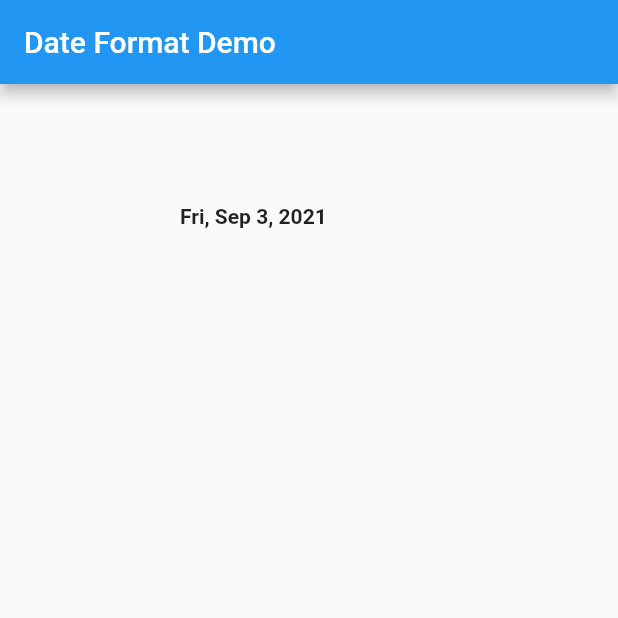
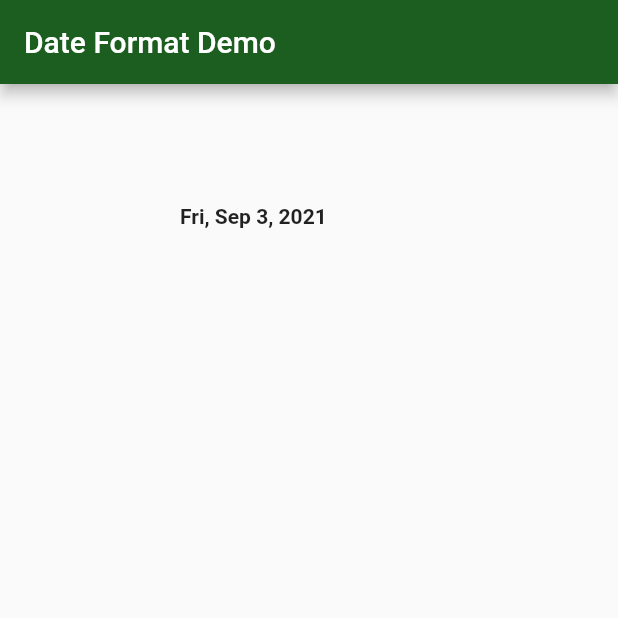
Before and after one commit to thisisbillall/Date_format_Flutter-GeeksforGeeks, a Flutter app: the screen it shows after launch, on a phone screen of 412 x 824 dp, the top half of it. Run offline on Flutter 3.47's test engine with Material 2 defaults, Android fonts, the phone set to English and light mode, and no system bars.

Commit message:
appBar -> Green

```diff
--- a/lib/main.dart
+++ b/lib/main.dart
@@ -12,6 +12,7 @@ class dateDemo extends StatelessWidget {
       title: "Date-Demo",
       home: Scaffold(
           appBar: AppBar(
+            backgroundColor: Colors.green.shade900,
             title: Text("Date Format Demo"),
           ),
           body: Container(
```
